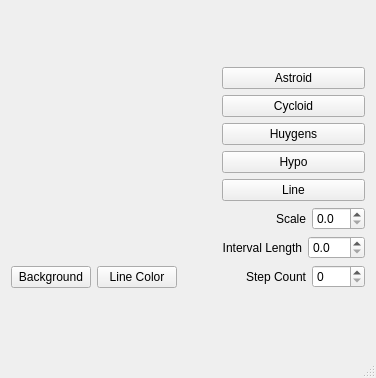
Before: the Qt Designer form mainwindow.ui in adrianB3/QtThings, drawn with Qt 5.
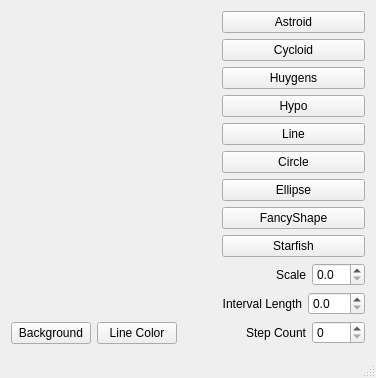
After: the same form once the commit is applied. Custom widgets are drawn as their Qt base class.

Commit message: Added other shapes

Patch:
```diff
--- a/mainwindow.ui
+++ b/mainwindow.ui
@@ -96,6 +96,34 @@
               </property>
              </widget>
             </item>
+            <item>
+             <widget class="QPushButton" name="btnCircle">
+              <property name="text">
+               <string>Circle</string>
+              </property>
+             </widget>
+            </item>
+            <item>
+             <widget class="QPushButton" name="btnEllipse">
+              <property name="text">
+               <string>Ellipse</string>
+              </property>
+             </widget>
+            </item>
+            <item>
+             <widget class="QPushButton" name="btnFancyShape">
+              <property name="text">
+               <string>FancyShape</string>
+              </property>
+             </widget>
+            </item>
+            <item>
+             <widget class="QPushButton" name="btnStarfish">
+              <property name="text">
+               <string>Starfish</string>
+              </property>
+             </widget>
+            </item>
            </layout>
           </item>
           <item row="1" column="0">
@@ -123,6 +151,9 @@
                 <property name="decimals">
                  <number>1</number>
                 </property>
+                <property name="maximum">
+                 <double>150.000000000000000</double>
+                </property>
                </widget>
               </item>
              </layout>
@@ -147,6 +178,9 @@
                 <property name="decimals">
                  <number>1</number>
                 </property>
+                <property name="maximum">
+                 <double>150.000000000000000</double>
+                </property>
                </widget>
               </item>
              </layout>
@@ -172,7 +206,7 @@
                  </size>
                 </property>
                 <property name="maximum">
-                 <number>512</number>
+                 <number>1024</number>
                 </property>
                 <property name="singleStep">
                  <number>8</number>
```
The commit also changes 5 other files.
